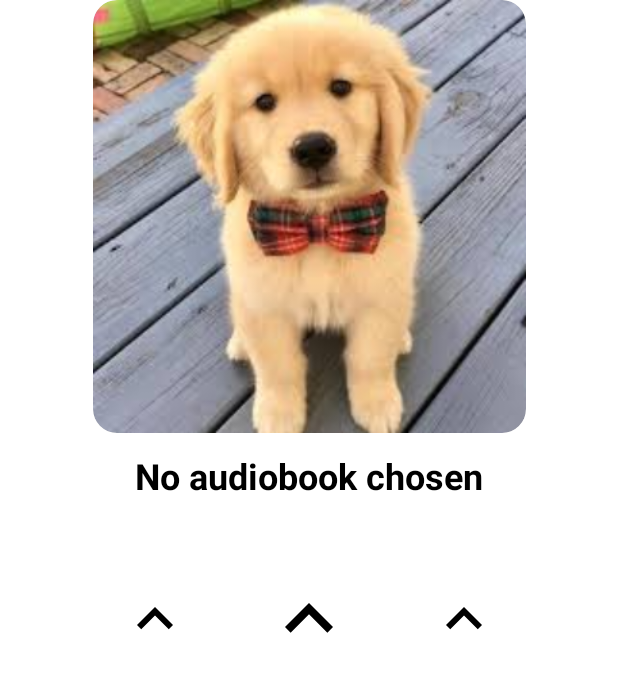
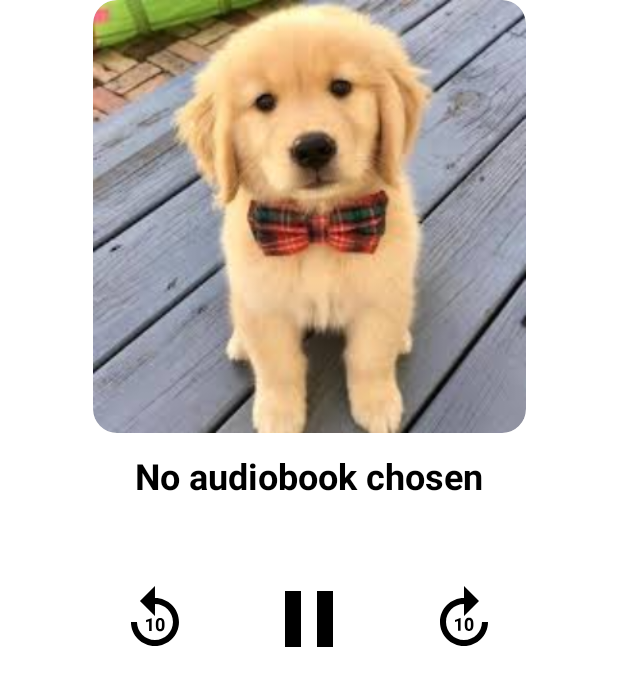
Before and after one commit to szymonwelna/AudiobookPlayer, an Android app built with Jetpack Compose: the @Preview function PlayerPreview, on a phone screen of 412 x 824 dp. Shown: the top 686 px of the screen. Run offline under Robolectric (Android 15) with nearby library versions, the phone set to English and light mode, and no system bars.

Commit message:
feat(ui): Added icons for buttons using material icons extended 1.4.3 fix(ui): Removed functionality to adjust rewind/forward time - Removal had to be done so times doesn't conflict with new icons

```diff
--- a/app/src/main/java/com/szymon/audiobookplayer/views/NavigationButtonsView.kt
+++ b/app/src/main/java/com/szymon/audiobookplayer/views/NavigationButtonsView.kt
@@ -6,7 +6,12 @@ import androidx.compose.foundation.layout.fillMaxWidth
 import androidx.compose.foundation.layout.padding
 import androidx.compose.foundation.layout.size
 import androidx.compose.material.icons.Icons
+import androidx.compose.material.icons.filled.Forward
+import androidx.compose.material.icons.filled.Forward10
 import androidx.compose.material.icons.filled.KeyboardArrowUp
+import androidx.compose.material.icons.filled.Pause
+import androidx.compose.material.icons.filled.PlayArrow
+import androidx.compose.material.icons.filled.Replay10
 import androidx.compose.material3.Icon
 import androidx.compose.material3.IconButton
 import androidx.compose.runtime.Composable
@@ -20,8 +25,6 @@ import androidx.compose.ui.unit.dp
  */
 @Composable
 fun NavigationButtons(
-    rewindSeconds: Int = 10,
-    forwardSeconds: Int = 10,
     paddingValue: Int = 32,
     sideButtonsSize: Int = 48,
     centralButtonSize: Int = 64
@@ -33,14 +36,14 @@ fun NavigationButtons(
         horizontalArrangement = Arrangement.SpaceEvenly,
         verticalAlignment = Alignment.CenterVertically
     ) {
-        // Left side button (rewind x seconds)
+        // Left side button (rewind 10 seconds)
         IconButton (
-            onClick = { /*TODO: Implement rewind by $rewindSeconds seconds*/ },
+            onClick = { /*TODO: Implement rewind by 10 seconds*/ },
             modifier = Modifier.size(sideButtonsSize.dp)
         ) {
             Icon(
-                imageVector = Icons.Default.KeyboardArrowUp, /*TODO add rewind icon*/
-                contentDescription = "Rewind" + rewindSeconds.toString() + "seconds",
+                imageVector = Icons.Filled.Replay10,
+                contentDescription = "Rewind 10 seconds",
                 modifier = Modifier.size(sideButtonsSize.dp)
             )
         }
@@ -50,19 +53,19 @@ fun NavigationButtons(
             modifier = Modifier.size(centralButtonSize.dp)
         ) {
             Icon(
-                imageVector = Icons.Default.KeyboardArrowUp,    /*TODO: add play/pause icon that is affected by current playback state*/
+                imageVector = Icons.Filled.Pause, //PlayArrow    /*TODO: change functionality so the icon is affected by current playback state*/
                 contentDescription = "Play/Pause", /*TODO: add play/pause content description*/
                 modifier = Modifier.size(centralButtonSize.dp)
             )
         }
-        // Right side button (forward x seconds)
+        // Right side button (forward 10 seconds)
         IconButton (
-            onClick = { /*TODO: Implement forward by $forwardSeconds seconds*/ },
+            onClick = { /*TODO: Implement forward by 10 seconds*/ },
             modifier = Modifier.size(sideButtonsSize.dp)
         ) {
             Icon(
-                imageVector = Icons.Default.KeyboardArrowUp, /*TODO add forward icon*/
-                contentDescription = "Forward" + forwardSeconds.toString() + "seconds",
+                imageVector = Icons.Filled.Forward10,
+                contentDescription = "Forward 10 seconds",
                 modifier = Modifier.size(sideButtonsSize.dp)
             )
         }
```
